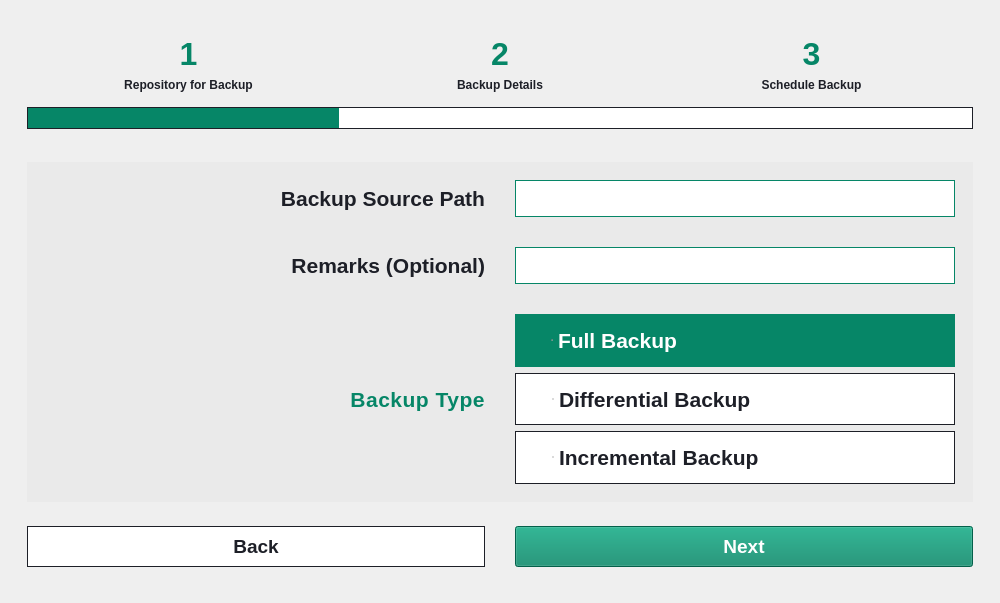
This is src/gui/tabs/backup_tab.ui in HPE-Backup-and-Recovery-System/ResilioZ as Qt 5 draws it before an edit. The edited form follows.
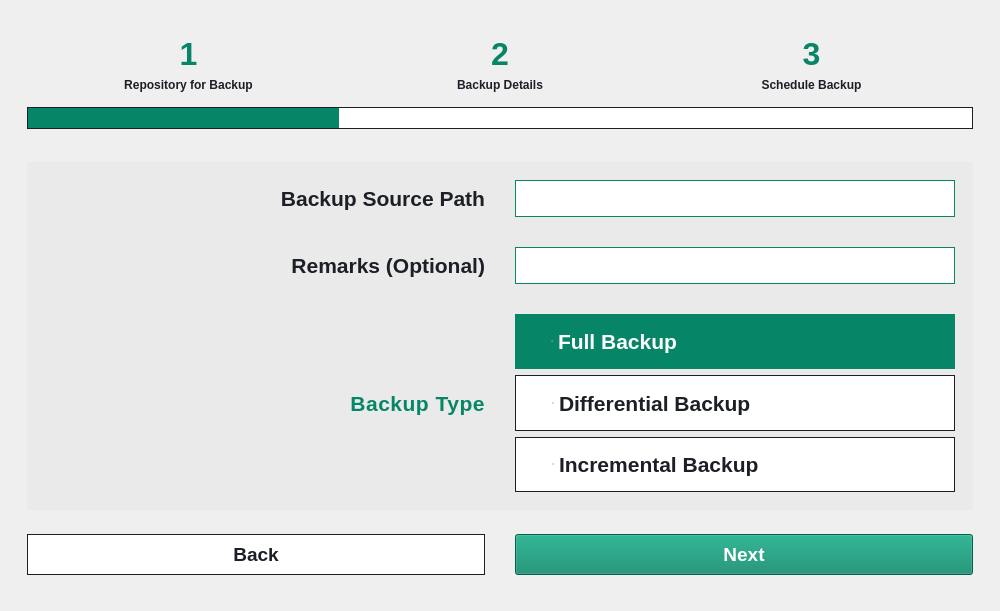
This is the edited form. The open tabs and pages were chosen to show the change. Icons and pictures are not drawn.

Commit message: GUI Bug Fix for Create Repo Crash during Backup

```diff
--- a/src/gui/tabs/backup_tab.ui
+++ b/src/gui/tabs/backup_tab.ui
@@ -7,7 +7,7 @@
     <x>0</x>
     <y>0</y>
     <width>1000</width>
-    <height>603</height>
+    <height>611</height>
    </rect>
   </property>
   <property name="mouseTracking">
```
Left out of the diff: 10 changed lines with no effect on the pictures. The commit also changes 7 other files.
